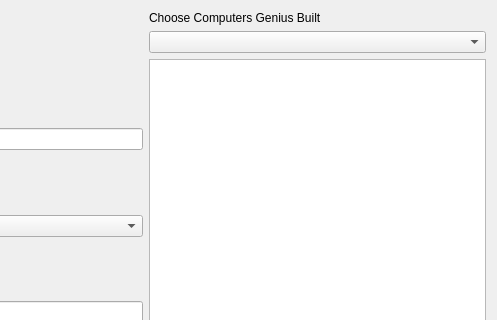
Before: the Qt Designer form addgenius.ui in danielm15/VLN1-2016-Hopur_16, drawn with Qt 5; both pictures show x 206 to 703 and y 0 to 320 of the 703 by 449 pixel window.
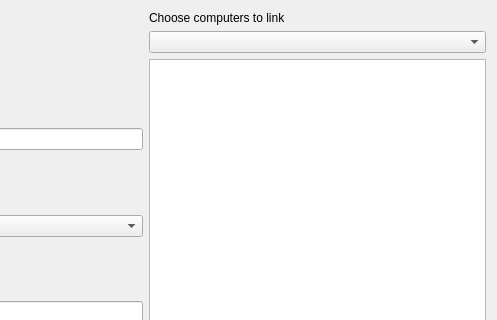
After: the same form once the commit is applied.

Commit message: Changed combobox placeholder text

Diff of the .ui file:
```diff
--- a/addgenius.ui
+++ b/addgenius.ui
@@ -128,7 +128,7 @@
        <item>
         <widget class="QLabel" name="labelAddComputers">
          <property name="text">
-          <string>Choose Computers Genius Built</string>
+          <string>Choose computers to link</string>
          </property>
         </widget>
        </item>
```
The commit also changes 4 other files.
